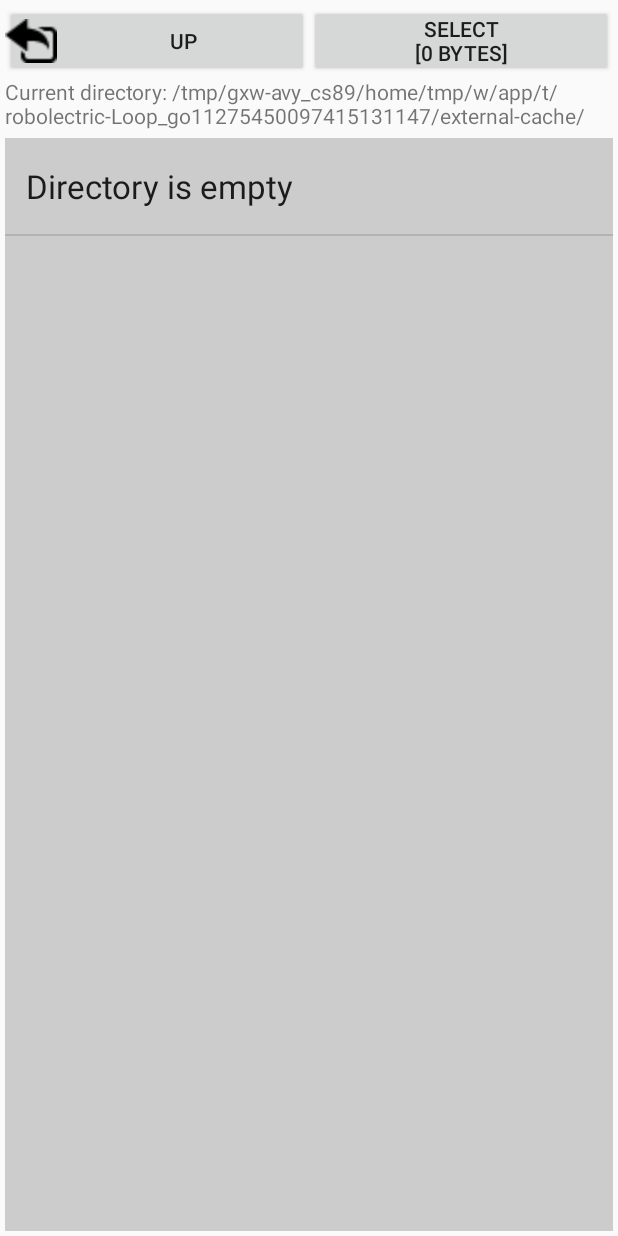
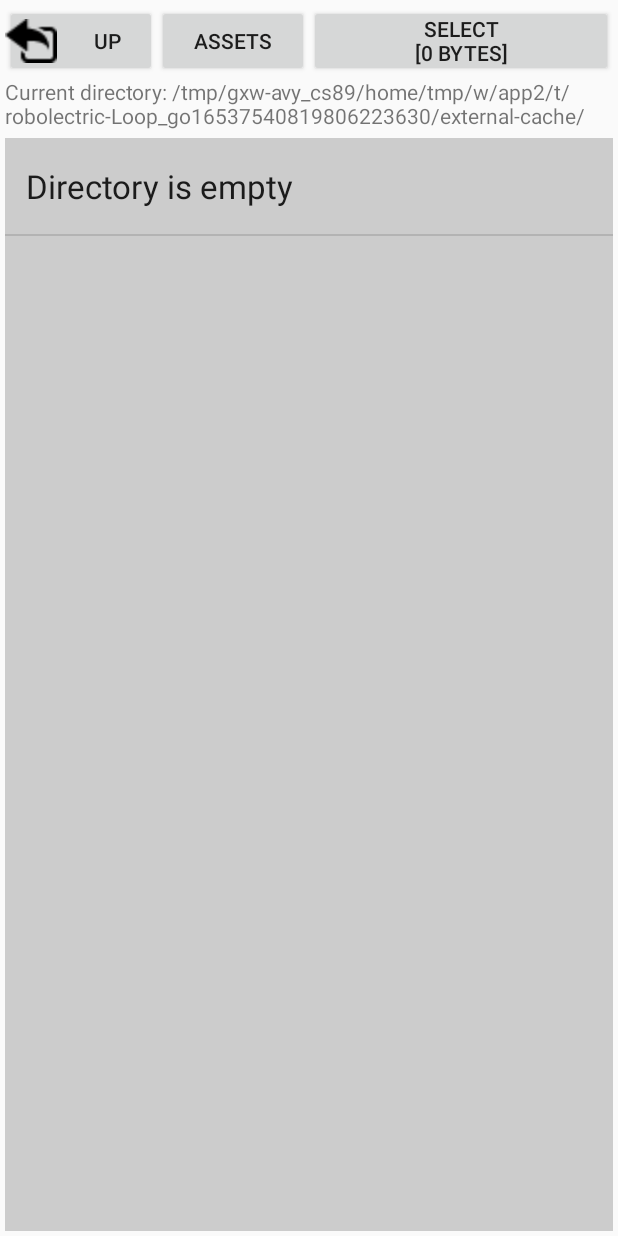
Before and after one commit to ELinda/baggage-bonanza, an Android app: the FileBrowserActivity screen opened directly, with no data from a screen before it, on a phone screen of 412 x 824 dp. Run offline under Robolectric (Android 15) with nearby library versions, the light colour scheme and no system bars; 1 statement that could not run was skipped.

Commit message:
add Assets button for getting examples

```diff
--- a/app/src/main/res/layout/ua_com_vassiliev_filebrowser_layout.xml
+++ b/app/src/main/res/layout/ua_com_vassiliev_filebrowser_layout.xml
@@ -44,6 +44,15 @@
                 android:padding="0dp"
                 android:drawableLeft="@drawable/dir_up"
                 android:text="Up" />
+            <Button
+                android:id="@+id/assetsButton"
+                android:layout_width="fill_parent"
+                android:layout_height="wrap_content"
+                android:layout_gravity="top"
+                android:layout_margin="0dp"
+                android:layout_weight="1"
+                android:padding="0dp"
+                android:text="Assets" />
         </LinearLayout>
 
         <LinearLayout
```
Also changed, not shown: app/src/main/java/com/example/linda/funhouse/FileBrowserActivity.java (+39 -7 lines), app/src/main/java/com/example/linda/funhouse/MainActivity.java (+35 -7 lines).
